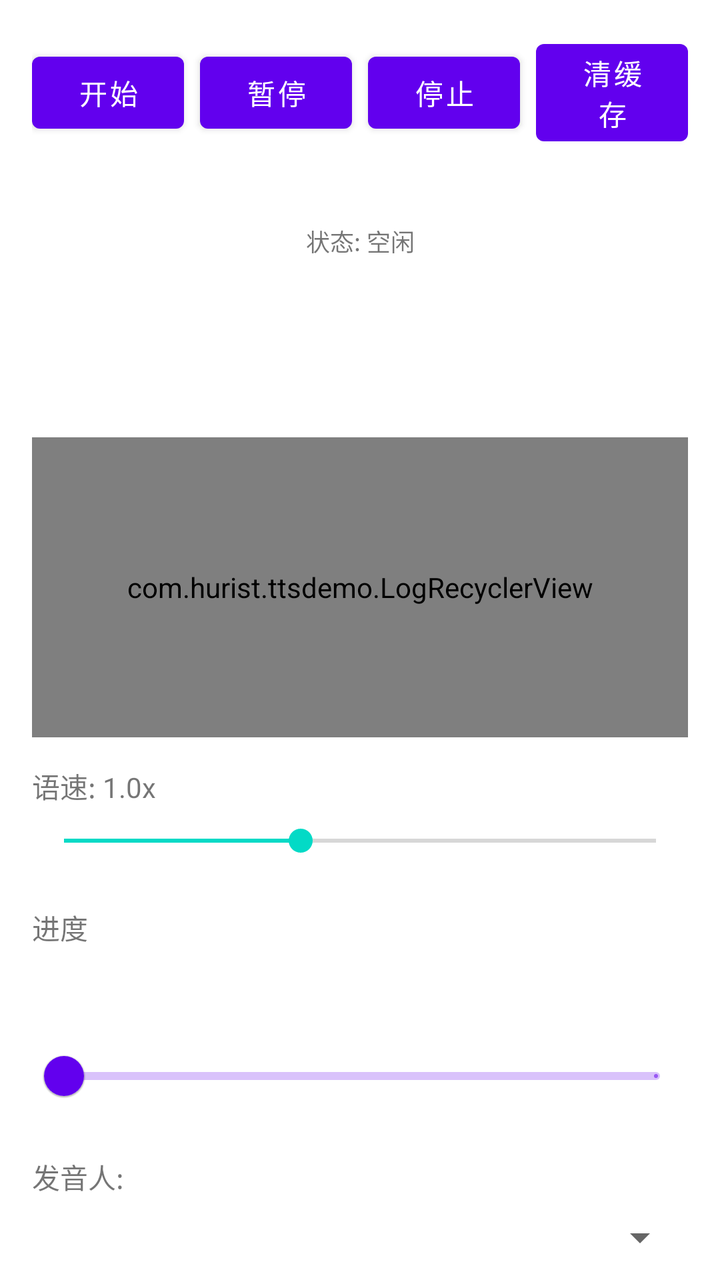
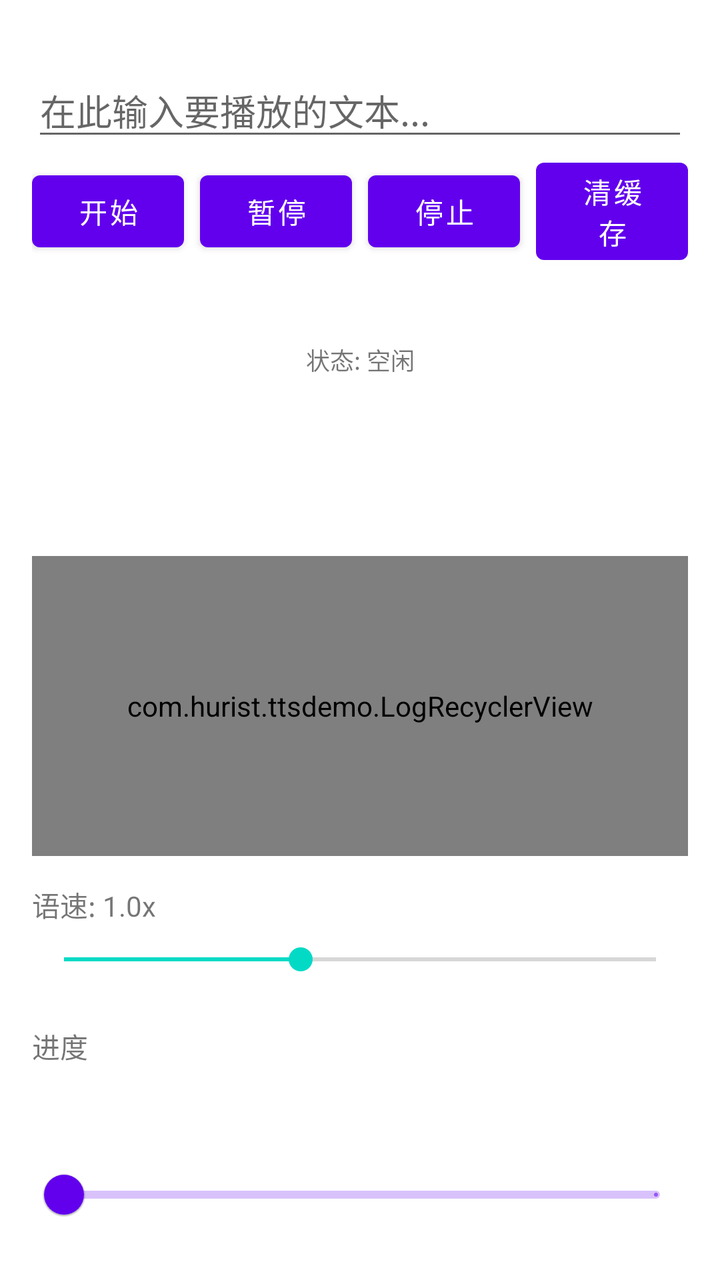

Two renders of the same Android screen: before a commit and after it. Below are the layout's source before the change and the commit's diff.
<!-- AndroidManifest.xml: activity theme Theme.MaterialComponents.DayNight.NoActionBar -->
<!-- res/layout/activity_main.xml -->
<?xml version="1.0" encoding="utf-8"?>
<androidx.core.widget.NestedScrollView xmlns:android="http://schemas.android.com/apk/res/android"
    xmlns:app="http://schemas.android.com/apk/res-auto"
    xmlns:tools="http://schemas.android.com/tools"
    android:layout_width="match_parent"
    android:layout_height="match_parent">

    <androidx.appcompat.widget.LinearLayoutCompat
        android:id="@+id/main"
        android:layout_width="match_parent"
        android:layout_height="match_parent"
        android:orientation="vertical"
        android:padding="16dp"
        tools:context=".MainActivity">

        <androidx.appcompat.widget.LinearLayoutCompat
            android:layout_width="match_parent"
            android:layout_height="wrap_content"
            android:gravity="center_vertical"
            android:orientation="horizontal">


            <Button
                android:id="@+id/buttonPlay"
                android:layout_width="0dp"
                android:layout_height="wrap_content"
                android:layout_marginEnd="8dp"
                android:layout_weight="1"
                android:text="开始"
                app:layout_constraintEnd_toStartOf="@id/buttonPause"
                app:layout_constraintStart_toStartOf="parent"
                app:layout_constraintTop_toBottomOf="@id/spinnerVoice" />

            <Button
                android:id="@+id/buttonPause"
                android:layout_width="0dp"
                android:layout_height="wrap_content"
                android:layout_marginEnd="8dp"
                android:layout_weight="1"

                android:text="暂停"
                app:layout_constraintEnd_toStartOf="@id/buttonStop"
                app:layout_constraintStart_toEndOf="@id/buttonPlay"
                app:layout_constraintTop_toTopOf="@id/buttonPlay" />

            <Button
                android:id="@+id/buttonStop"
                android:layout_width="0dp"
                android:layout_height="wrap_content"
                android:layout_marginEnd="8dp"
                android:layout_weight="1"
                android:text="停止"
                app:layout_constraintEnd_toStartOf="@id/buttonClear"
                app:layout_constraintStart_toEndOf="@id/buttonPause"
                app:layout_constraintTop_toTopOf="@id/buttonPlay" />

            <Button
                android:id="@+id/buttonClear"
                android:layout_width="0dp"
                android:layout_height="wrap_content"
                android:layout_weight="1"
                android:text="清缓存"
                app:layout_constraintEnd_toEndOf="parent"
                app:layout_constraintStart_toEndOf="@id/buttonStop"
                app:layout_constraintTop_toTopOf="@id/buttonPlay" />

        </androidx.appcompat.widget.LinearLayoutCompat>


        <TextView
            android:id="@+id/textViewStatus"
            android:layout_width="match_parent"
            android:layout_height="wrap_content"
            android:layout_marginTop="4dp"
            android:gravity="center"
            android:minHeight="80dp"
            android:text="状态: 空闲"
            android:textSize="12sp"
            app:layout_constraintEnd_toEndOf="parent"
            app:layout_constraintStart_toStartOf="parent"
            app:layout_constraintTop_toBottomOf="@id/buttonPlay" />

        <TextView
            android:id="@+id/currentText"
            android:layout_width="match_parent"
            android:layout_height="wrap_content"
            android:textSize="10sp"
            android:minHeight="50dp"/>

        <com.hurist.ttsdemo.LogRecyclerView
            android:id="@+id/logRecyclerView"
            android:layout_width="match_parent"
            android:layout_height="150dp"
            android:layout_marginTop="8dp"
            android:gravity="center"
            app:layout_constraintEnd_toEndOf="parent"
            app:layout_constraintStart_toStartOf="parent"
            app:layout_constraintTop_toBottomOf="@id/buttonPlay" />

        <TextView
            android:id="@+id/textViewSpeed"
            android:layout_width="wrap_content"
            android:layout_height="wrap_content"
            android:layout_marginTop="14dp"
            android:text="语速: 1.0x"
            app:layout_constraintStart_toStartOf="parent"
            app:layout_constraintTop_toBottomOf="@id/uidInput" />

        <SeekBar
            android:id="@+id/seekBarSpeed"
            android:layout_width="match_parent"
            android:layout_height="wrap_content"
            android:layout_marginTop="8dp"
            android:max="25"
            android:progress="10"
            app:layout_constraintEnd_toEndOf="parent"
            app:layout_constraintStart_toStartOf="parent"
            app:layout_constraintTop_toBottomOf="@id/textViewSpeed" />

        <TextView
            android:id="@+id/textViewProgress"
            android:layout_width="wrap_content"
            android:layout_height="wrap_content"
            android:layout_marginTop="24dp"
            android:text="进度"
            app:layout_constraintStart_toStartOf="parent"
            app:layout_constraintTop_toBottomOf="@id/seekBarSpeed" />

        <com.google.android.material.slider.Slider
            android:id="@+id/progress"
            android:layout_width="match_parent"
            android:layout_height="wrap_content"
            android:layout_marginTop="8dp"
            android:stepSize="1"
            android:value="0"
            android:valueFrom="0.0"
            android:valueTo="1.0"
            app:labelBehavior="visible"
            app:layout_constraintEnd_toEndOf="parent"
            app:layout_constraintStart_toStartOf="parent"
            app:layout_constraintTop_toBottomOf="@id/textViewProgress"
            app:tickVisible="true" />

        <TextView
            android:id="@+id/textViewVoice"
            android:layout_width="wrap_content"
            android:layout_height="wrap_content"
            android:layout_marginTop="16dp"
            android:text="发音人:"
            app:layout_constraintStart_toStartOf="parent"
            app:layout_constraintTop_toBottomOf="@id/progress" />

        <Spinner
            android:id="@+id/spinnerVoice"
            android:layout_width="match_parent"
            android:layout_height="wrap_content"
            android:layout_marginTop="8dp"
            app:layout_constraintEnd_toEndOf="parent"
            app:layout_constraintStart_toStartOf="parent"
            app:layout_constraintTop_toBottomOf="@id/textViewVoice" />

        <EditText
            android:id="@+id/editTextInput"
            android:layout_width="match_parent"
            android:layout_height="wrap_content"
            android:layout_marginTop="16dp"
            android:gravity="top|start"
            android:hint="在此输入要播放的文本..."
            android:inputType="textMultiLine"
            android:maxLines="5"
            android:minLines="1"
            android:scrollbars="vertical"
            app:layout_constraintEnd_toEndOf="parent"
            app:layout_constraintStart_toStartOf="parent"
            app:layout_constraintTop_toTopOf="parent" />

        <EditText
            android:id="@+id/tokenInput"
            android:layout_width="match_parent"
            android:layout_height="wrap_content"
            android:layout_marginTop="8dp"
            android:gravity="top|start"
            android:hint="token输入框"
            android:inputType="textMultiLine"
            android:scrollbars="vertical"
            android:visibility="gone"
            android:text="yOqsngQ5CQ16j091qU8Rgvu/v5VskVLSnkjWORlDIrfQi+7DvEJoeiKv7MdsXY7o"
            app:layout_constraintEnd_toEndOf="parent"
            app:layout_constraintStart_toStartOf="parent"
            app:layout_constraintTop_toBottomOf="@id/editTextInput" />

        <EditText
            android:id="@+id/uidInput"
            android:layout_width="match_parent"
            android:layout_height="wrap_content"
            android:layout_marginTop="16dp"
            android:gravity="top|start"
            android:hint="uid输入框"
            android:inputType="textMultiLine"
            android:scrollbars="vertical"
            android:visibility="gone"
            android:text="925813821"
            app:layout_constraintEnd_toEndOf="parent"
            app:layout_constraintStart_toStartOf="parent"
            app:layout_constraintTop_toBottomOf="@id/tokenInput" />


    </androidx.appcompat.widget.LinearLayoutCompat>
</androidx.core.widget.NestedScrollView>
<!-- resources referenced by this layout -->
<resources>

</resources>

<!-- the commit's change to res/layout/activity_main.xml (unified diff, before → after) -->
@@ -13,152 +13,6 @@
         android:padding="16dp"
         tools:context=".MainActivity">
 
-        <androidx.appcompat.widget.LinearLayoutCompat
-            android:layout_width="match_parent"
-            android:layout_height="wrap_content"
-            android:gravity="center_vertical"
-            android:orientation="horizontal">
-
-
-            <Button
-                android:id="@+id/buttonPlay"
-                android:layout_width="0dp"
-                android:layout_height="wrap_content"
-                android:layout_marginEnd="8dp"
-                android:layout_weight="1"
-                android:text="开始"
-                app:layout_constraintEnd_toStartOf="@id/buttonPause"
-                app:layout_constraintStart_toStartOf="parent"
-                app:layout_constraintTop_toBottomOf="@id/spinnerVoice" />
-
-            <Button
-                android:id="@+id/buttonPause"
-                android:layout_width="0dp"
-                android:layout_height="wrap_content"
-                android:layout_marginEnd="8dp"
-                android:layout_weight="1"
-
-                android:text="暂停"
-                app:layout_constraintEnd_toStartOf="@id/buttonStop"
-                app:layout_constraintStart_toEndOf="@id/buttonPlay"
-                app:layout_constraintTop_toTopOf="@id/buttonPlay" />
-
-            <Button
-                android:id="@+id/buttonStop"
-                android:layout_width="0dp"
-                android:layout_height="wrap_content"
-                android:layout_marginEnd="8dp"
-                android:layout_weight="1"
-                android:text="停止"
-                app:layout_constraintEnd_toStartOf="@id/buttonClear"
-                app:layout_constraintStart_toEndOf="@id/buttonPause"
-                app:layout_constraintTop_toTopOf="@id/buttonPlay" />
-
-            <Button
-                android:id="@+id/buttonClear"
-                android:layout_width="0dp"
-                android:layout_height="wrap_content"
-                android:layout_weight="1"
-                android:text="清缓存"
-                app:layout_constraintEnd_toEndOf="parent"
-                app:layout_constraintStart_toEndOf="@id/buttonStop"
-                app:layout_constraintTop_toTopOf="@id/buttonPlay" />
-
-        </androidx.appcompat.widget.LinearLayoutCompat>
-
-
-        <TextView
-            android:id="@+id/textViewStatus"
-            android:layout_width="match_parent"
-            android:layout_height="wrap_content"
-            android:layout_marginTop="4dp"
-            android:gravity="center"
-            android:minHeight="80dp"
-            android:text="状态: 空闲"
-            android:textSize="12sp"
-            app:layout_constraintEnd_toEndOf="parent"
-            app:layout_constraintStart_toStartOf="parent"
-            app:layout_constraintTop_toBottomOf="@id/buttonPlay" />
-
-        <TextView
-            android:id="@+id/currentText"
-            android:layout_width="match_parent"
-            android:layout_height="wrap_content"
-            android:textSize="10sp"
-            android:minHeight="50dp"/>
-
-        <com.hurist.ttsdemo.LogRecyclerView
-            android:id="@+id/logRecyclerView"
-            android:layout_width="match_parent"
-            android:layout_height="150dp"
-            android:layout_marginTop="8dp"
-            android:gravity="center"
-            app:layout_constraintEnd_toEndOf="parent"
-            app:layout_constraintStart_toStartOf="parent"
-            app:layout_constraintTop_toBottomOf="@id/buttonPlay" />
-
-        <TextView
-            android:id="@+id/textViewSpeed"
-            android:layout_width="wrap_content"
-            android:layout_height="wrap_content"
-            android:layout_marginTop="14dp"
-            android:text="语速: 1.0x"
-            app:layout_constraintStart_toStartOf="parent"
-            app:layout_constraintTop_toBottomOf="@id/uidInput" />
-
-        <SeekBar
-            android:id="@+id/seekBarSpeed"
-            android:layout_width="match_parent"
-            android:layout_height="wrap_content"
-            android:layout_marginTop="8dp"
-            android:max="25"
-            android:progress="10"
-            app:layout_constraintEnd_toEndOf="parent"
-            app:layout_constraintStart_toStartOf="parent"
-            app:layout_constraintTop_toBottomOf="@id/textViewSpeed" />
-
-        <TextView
-            android:id="@+id/textViewProgress"
-            android:layout_width="wrap_content"
-            android:layout_height="wrap_content"
-            android:layout_marginTop="24dp"
-            android:text="进度"
-            app:layout_constraintStart_toStartOf="parent"
-            app:layout_constraintTop_toBottomOf="@id/seekBarSpeed" />
-
-        <com.google.android.material.slider.Slider
-            android:id="@+id/progress"
-            android:layout_width="match_parent"
-            android:layout_height="wrap_content"
-            android:layout_marginTop="8dp"
-            android:stepSize="1"
-            android:value="0"
-            android:valueFrom="0.0"
-            android:valueTo="1.0"
-            app:labelBehavior="visible"
-            app:layout_constraintEnd_toEndOf="parent"
-            app:layout_constraintStart_toStartOf="parent"
-            app:layout_constraintTop_toBottomOf="@id/textViewProgress"
-            app:tickVisible="true" />
-
-        <TextView
-            android:id="@+id/textViewVoice"
-            android:layout_width="wrap_content"
-            android:layout_height="wrap_content"
-            android:layout_marginTop="16dp"
-            android:text="发音人:"
-            app:layout_constraintStart_toStartOf="parent"
-            app:layout_constraintTop_toBottomOf="@id/progress" />
-
-        <Spinner
-            android:id="@+id/spinnerVoice"
-            android:layout_width="match_parent"
-            android:layout_height="wrap_content"
-            android:layout_marginTop="8dp"
-            app:layout_constraintEnd_toEndOf="parent"
-            app:layout_constraintStart_toStartOf="parent"
-            app:layout_constraintTop_toBottomOf="@id/textViewVoice" />
-
         <EditText
             android:id="@+id/editTextInput"
             android:layout_width="match_parent"
@@ -174,6 +28,153 @@
             app:layout_constraintStart_toStartOf="parent"
             app:layout_constraintTop_toTopOf="parent" />
 
+        <androidx.appcompat.widget.LinearLayoutCompat
+            android:layout_width="match_parent"
+            android:layout_height="wrap_content"
+            android:gravity="center_vertical"
+            android:orientation="horizontal">
+
+
+            <Button
+                android:id="@+id/buttonPlay"
+                android:layout_width="0dp"
+                android:layout_height="wrap_content"
+                android:layout_marginEnd="8dp"
+                android:layout_weight="1"
+                android:text="开始"
+                app:layout_constraintEnd_toStartOf="@id/buttonPause"
+                app:layout_constraintStart_toStartOf="parent"
+                app:layout_constraintTop_toBottomOf="@id/spinnerVoice" />
+
+            <Button
+                android:id="@+id/buttonPause"
+                android:layout_width="0dp"
+                android:layout_height="wrap_content"
+                android:layout_marginEnd="8dp"
+                android:layout_weight="1"
+
+                android:text="暂停"
+                app:layout_constraintEnd_toStartOf="@id/buttonStop"
+                app:layout_constraintStart_toEndOf="@id/buttonPlay"
+                app:layout_constraintTop_toTopOf="@id/buttonPlay" />
+
+            <Button
+                android:id="@+id/buttonStop"
+                android:layout_width="0dp"
+                android:layout_height="wrap_content"
+                android:layout_marginEnd="8dp"
+                android:layout_weight="1"
+                android:text="停止"
+                app:layout_constraintEnd_toStartOf="@id/buttonClear"
+                app:layout_constraintStart_toEndOf="@id/buttonPause"
+                app:layout_constraintTop_toTopOf="@id/buttonPlay" />
+
+            <Button
+                android:id="@+id/buttonClear"
+                android:layout_width="0dp"
+                android:layout_height="wrap_content"
+                android:layout_weight="1"
+                android:text="清缓存"
+                app:layout_constraintEnd_toEndOf="parent"
+                app:layout_constraintStart_toEndOf="@id/buttonStop"
+                app:layout_constraintTop_toTopOf="@id/buttonPlay" />
+
+        </androidx.appcompat.widget.LinearLayoutCompat>
+
+
+        <TextView
+            android:id="@+id/textViewStatus"
+            android:layout_width="match_parent"
+            android:layout_height="wrap_content"
+            android:layout_marginTop="4dp"
+            android:gravity="center"
+            android:minHeight="80dp"
+            android:text="状态: 空闲"
+            android:textSize="12sp"
+            app:layout_constraintEnd_toEndOf="parent"
+            app:layout_constraintStart_toStartOf="parent"
+            app:layout_constraintTop_toBottomOf="@id/buttonPlay" />
+
+        <TextView
+            android:id="@+id/currentText"
+            android:layout_width="match_parent"
+            android:layout_height="wrap_content"
+            android:minHeight="50dp"
+            android:textSize="10sp" />
+
+        <com.hurist.ttsdemo.LogRecyclerView
+            android:id="@+id/logRecyclerView"
+            android:layout_width="match_parent"
+            android:layout_height="150dp"
+            android:layout_marginTop="8dp"
+            android:gravity="center"
+            app:layout_constraintEnd_toEndOf="parent"
+            app:layout_constraintStart_toStartOf="parent"
+            app:layout_constraintTop_toBottomOf="@id/buttonPlay" />
+
+        <TextView
+            android:id="@+id/textViewSpeed"
+            android:layout_width="wrap_content"
+            android:layout_height="wrap_content"
+            android:layout_marginTop="14dp"
+            android:text="语速: 1.0x"
+            app:layout_constraintStart_toStartOf="parent"
+            app:layout_constraintTop_toBottomOf="@id/uidInput" />
+
+        <SeekBar
+            android:id="@+id/seekBarSpeed"
+            android:layout_width="match_parent"
+            android:layout_height="wrap_content"
+            android:layout_marginTop="8dp"
+            android:max="25"
+            android:progress="10"
+            app:layout_constraintEnd_toEndOf="parent"
+            app:layout_constraintStart_toStartOf="parent"
+            app:layout_constraintTop_toBottomOf="@id/textViewSpeed" />
+
+        <TextView
+            android:id="@+id/textViewProgress"
+            android:layout_width="wrap_content"
+            android:layout_height="wrap_content"
+            android:layout_marginTop="24dp"
+            android:text="进度"
+            app:layout_constraintStart_toStartOf="parent"
+            app:layout_constraintTop_toBottomOf="@id/seekBarSpeed" />
+
+        <com.google.android.material.slider.Slider
+            android:id="@+id/progress"
+            android:layout_width="match_parent"
+            android:layout_height="wrap_content"
+            android:layout_marginTop="8dp"
+            android:stepSize="1"
+            android:value="0"
+            android:valueFrom="0.0"
+            android:valueTo="1.0"
+            app:labelBehavior="visible"
+            app:layout_constraintEnd_toEndOf="parent"
+            app:layout_constraintStart_toStartOf="parent"
+            app:layout_constraintTop_toBottomOf="@id/textViewProgress"
+            app:tickVisible="true" />
+
+        <TextView
+            android:id="@+id/textViewVoice"
+            android:layout_width="wrap_content"
+            android:layout_height="wrap_content"
+            android:layout_marginTop="16dp"
+            android:text="发音人:"
+            app:layout_constraintStart_toStartOf="parent"
+            app:layout_constraintTop_toBottomOf="@id/progress" />
+
+        <Spinner
+            android:id="@+id/spinnerVoice"
+            android:layout_width="match_parent"
+            android:layout_height="wrap_content"
+            android:layout_marginTop="8dp"
+            app:layout_constraintEnd_toEndOf="parent"
+            app:layout_constraintStart_toStartOf="parent"
+            app:layout_constraintTop_toBottomOf="@id/textViewVoice" />
+
+
         <EditText
             android:id="@+id/tokenInput"
             android:layout_width="match_parent"
@@ -183,11 +184,8 @@
             android:hint="token输入框"
             android:inputType="textMultiLine"
             android:scrollbars="vertical"
-            android:visibility="gone"
             android:text="yOqsngQ5CQ16j091qU8Rgvu/v5VskVLSnkjWORlDIrfQi+7DvEJoeiKv7MdsXY7o"
-            app:layout_constraintEnd_toEndOf="parent"
-            app:layout_constraintStart_toStartOf="parent"
-            app:layout_constraintTop_toBottomOf="@id/editTextInput" />
+            android:visibility="gone" />
 
         <EditText
             android:id="@+id/uidInput"
@@ -198,11 +196,8 @@
             android:hint="uid输入框"
             android:inputType="textMultiLine"
             android:scrollbars="vertical"
-            android:visibility="gone"
             android:text="925813821"
-            app:layout_constraintEnd_toEndOf="parent"
-            app:layout_constraintStart_toStartOf="parent"
-            app:layout_constraintTop_toBottomOf="@id/tokenInput" />
+            android:visibility="gone" />
 
 
     </androidx.appcompat.widget.LinearLayoutCompat>
